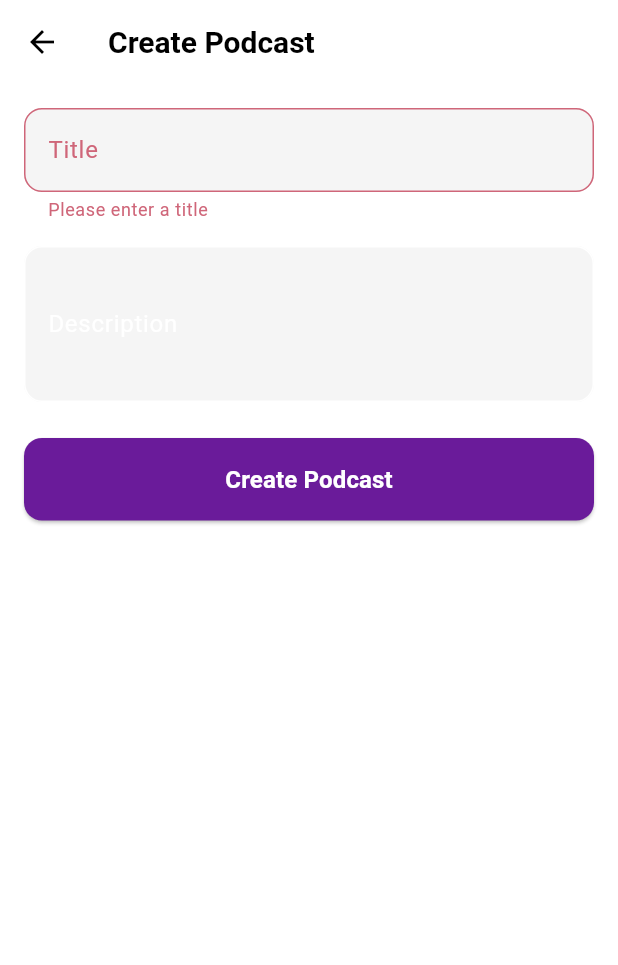
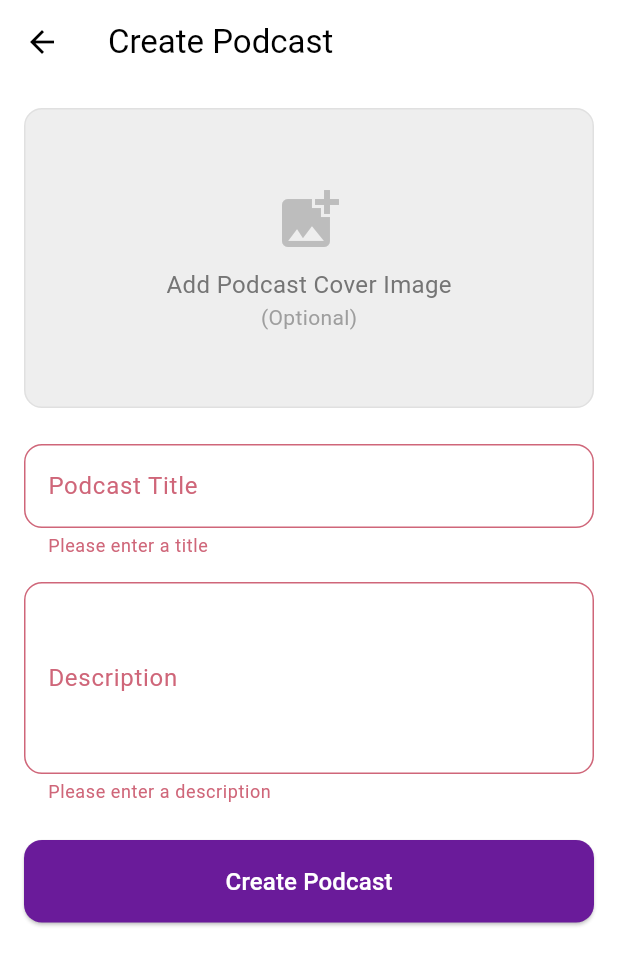
Before and after one commit to SondosAbdelnasser/podsy, a Flutter app: the CreatePodcastScreen screen opened by its route, after a tap on "Create Podcast", on a phone screen of 412 x 824 dp. Shown: the top 965 px of the screen. Run offline on Flutter 3.47's test engine with Material 3 defaults, Android fonts, the phone set to English and light mode, and no system bars; our stand-ins replace cloud_firestore, file_picker, firebase_auth, firebase_core, google_sign_in, just_audio and 2 more; accounts and stored records are empty.

Commit message:
7war elimage bs lsa magarbtoo4 bs 34an a pull

```diff
--- a/lib/models/podcast_collection.dart
+++ b/lib/models/podcast_collection.dart
@@ -3,6 +3,7 @@ class PodcastCollection {
   final String userId;
   final String title;
   final String? description;
+  final String? imageUrl;
   final DateTime createdAt;
   final DateTime updatedAt;
 
@@ -11,6 +12,7 @@ class PodcastCollection {
     required this.userId,
     required this.title,
     this.description,
+    this.imageUrl,
     required this.createdAt,
     required this.updatedAt,
   });
@@ -21,6 +23,7 @@ class PodcastCollection {
       userId: data['user_id'] ?? '',
       title: data['title'] ?? '',
       description: data['description'],
+      imageUrl: data['image_url'],
       createdAt: DateTime.parse(data['created_at']),
       updatedAt: DateTime.parse(data['updated_at']),
     );
@@ -31,6 +34,7 @@ class PodcastCollection {
       'user_id': userId,
       'title': title,
       'description': description,
+      'image_url': imageUrl,
       'created_at': createdAt.toIso8601String(),
       'updated_at': updatedAt.toIso8601String(),
     };
--- a/lib/screens/create_podcast_screen.dart
+++ b/lib/screens/create_podcast_screen.dart
@@ -1,5 +1,7 @@
 import 'package:flutter/material.dart';
 import 'package:provider/provider.dart';
+import 'package:file_picker/file_picker.dart';
+import 'dart:io';
 import '../providers/auth_provider.dart';
 import '../services/podcast_service.dart';
 import '../models/podcast_collection.dart';
@@ -15,12 +17,37 @@ class _CreatePodcastScreenState extends State<CreatePodcastScreen> {
   final _descriptionController = TextEditingController();
   final PodcastService _podcastService = PodcastService();
   bool _isLoading = false;
+  File? _imageFile;
+  String? _imageFileName;
 
   @override
   void dispose() {
     _titleController.dispose();
     _descriptionController.dispose();
     super.dispose();
+  }
+
+  Future<void> _pickImage() async {
+    try {
+      FilePickerResult? result = await FilePicker.platform.pickFiles(
+        type: FileType.image,
+        allowMultiple: false,
+      );
+
+      if (result != null && result.files.single.path != null) {
+        setState(() {
+          _imageFile = File(result.files.single.path!);
+          _imageFileName = result.files.single.name;
+        });
+      }
+    } catch (e) {
+      ScaffoldMessenger.of(context).showSnackBar(
+        SnackBar(
+          content: Text('Error picking image: ${e.toString()}'),
+          backgroundColor: Colors.red,
+        ),
+      );
+    }
   }
 
   Future<void> _createPodcast() async {
@@ -46,7 +73,7 @@ class _CreatePodcastScreenState extends State<CreatePodcastScreen> {
         updatedAt: DateTime.now(),
       );
 
-      await _podcastService.createCollection(collection);
+      await _podcastService.createCollection(collection, imageFile: _imageFile);
 
       ScaffoldMessenger.of(context).showSnackBar(
         SnackBar(
@@ -58,22 +85,18 @@ class _CreatePodcastScreenState extends State<CreatePodcastScreen> {
       // Clear the form
       _titleController.clear();
       _descriptionController.clear();
+      setState(() {
+        _imageFile = null;
+        _imageFileName = null;
+      });
 
       // Navigate back
       Navigator.pop(context);
-
     } catch (e) {
       ScaffoldMessenger.of(context).showSnackBar(
         SnackBar(
-          content: Text(e.toString()),
+          content: Text('Error creating podcast: ${e.toString()}'),
           backgroundColor: Colors.red,
-          duration: Duration(seconds: 5),
-          action: SnackBarAction(
-            label: 'Dismiss',
-            onPressed: () {
-              ScaffoldMessenger.of(context).hideCurrentSnackBar();
-            },
-          ),
         ),
       );
     } finally {
@@ -84,20 +107,13 @@ class _CreatePodcastScreenState extends State<CreatePodcastScreen> {
   @override
   Widget build(BuildContext context) {
     return Scaffold(
+      appBar: AppBar(
+        title: Text('Create Podcast'),
+        backgroundColor: Colors.white,
+        foregroundColor: Colors.black,
+        elevation: 0,
+      ),
       backgroundColor: Colors.white,
-      appBar: AppBar(
-        backgroundColor: Colors.white,
-        elevation: 0,
-        title: Text(
-          'Create Podcast',
-          style: TextStyle(
-            color: Colors.black,
-            fontSize: 20,
-            fontWeight: FontWeight.bold,
-          ),
-        ),
-        iconTheme: IconThemeData(color: Colors.black),
-      ),
       body: SingleChildScrollView(
         padding: EdgeInsets.all(16),
         child: Form(
@@ -105,16 +121,65 @@ class _CreatePodcastScreenState extends State<CreatePodcastScreen> {
           child: Column(
             crossAxisAlignment: CrossAxisAlignment.stretch,
             children: [
+              // Image Upload Section
+              GestureDetector(
+                onTap: _pickImage,
+                child: Container(
+                  height: 200,
+                  decoration: BoxDecoration(
+                    color: Colors.grey[200],
+                    borderRadius: BorderRadius.circular(12),
+                    border: Border.all(
+                      color: Colors.grey[300]!,
+                      width: 1,
+                    ),
+                  ),
+                  child: _imageFile != null
+                      ? ClipRRect(
+                          borderRadius: BorderRadius.circular(12),
+                          child: Image.file(
+                            _imageFile!,
+                            fit: BoxFit.cover,
+                            width: double.infinity,
+                          ),
+                        )
+                      : Column(
+                          mainAxisAlignment: MainAxisAlignment.center,
+                          children: [
+                            Icon(
+                              Icons.add_photo_alternate,
+                              size: 48,
+                              color: Colors.grey[400],
+                            ),
+                            SizedBox(height: 8),
+                            Text(
+                              'Add Podcast Cover Image',
+                              style: TextStyle(
+                                color: Colors.grey[600],
+                                fontSize: 16,
+                              ),
+                            ),
+                            Text(
+                              '(Optional)',
+                              style: TextStyle(
+                                color: Colors.grey[500],
+                                fontSize: 14,
+                              ),
+                            ),
+                          ],
+                        ),
+                ),
+              ),
+              SizedBox(height: 24),
+
+              // Title Field
               TextFormField(
                 controller: _titleController,
                 decoration: InputDecoration(
-                  labelText: 'Title',
-                  hintText: 'Enter podcast title',
+                  labelText: 'Podcast Title',
                   border: OutlineInputBorder(
                     borderRadius: BorderRadius.circular(12),
                   ),
-                  filled: true,
-                  fillColor: Colors.grey[100],
                 ),
                 validator: (value) {
                   if (value == null || value.trim().isEmpty) {
@@ -124,24 +189,30 @@ class _CreatePodcastScreenState extends State<CreatePodcastScreen> {
                 },
               ),
               SizedBox(height: 16),
+
+              // Description Field
               TextFormField(
                 controller: _descriptionController,
                 decoration: InputDecoration(
                   labelText: 'Description',
-                  hintText: 'Enter podcast description',
                   border: OutlineInputBorder(
                     borderRadius: BorderRadius.circular(12),
                   ),
-                  filled: true,
-                  fillColor: Colors.grey[100],
                 ),
-                maxLines: 3,
+                maxLines: 4,
+                validator: (value) {
+                  if (value == null || value.trim().isEmpty) {
+                    return 'Please enter a description';
+                  }
+                  return null;
+                },
               ),
               SizedBox(height: 24),
+
+              // Create Button
               ElevatedButton(
                 onPressed: _isLoading ? null : _createPodcast,
                 style: ElevatedButton.styleFrom(
-                  backgroundColor: Theme.of(context).primaryColor,
                   padding: EdgeInsets.symmetric(vertical: 16),
                   shape: RoundedRectangleBorder(
                     borderRadius: BorderRadius.circular(12),
@@ -151,10 +222,7 @@ class _CreatePodcastScreenState extends State<CreatePodcastScreen> {
                     ? CircularProgressIndicator(color: Colors.white)
                     : Text(
                         'Create Podcast',
-                        style: TextStyle(
-                          fontSize: 16,
-                          fontWeight: FontWeight.bold,
-                        ),
+                        style: TextStyle(fontSize: 16),
                       ),
               ),
             ],
```
Also changed, not shown: lib/services/podcast_service.dart (+52 -3 lines).
